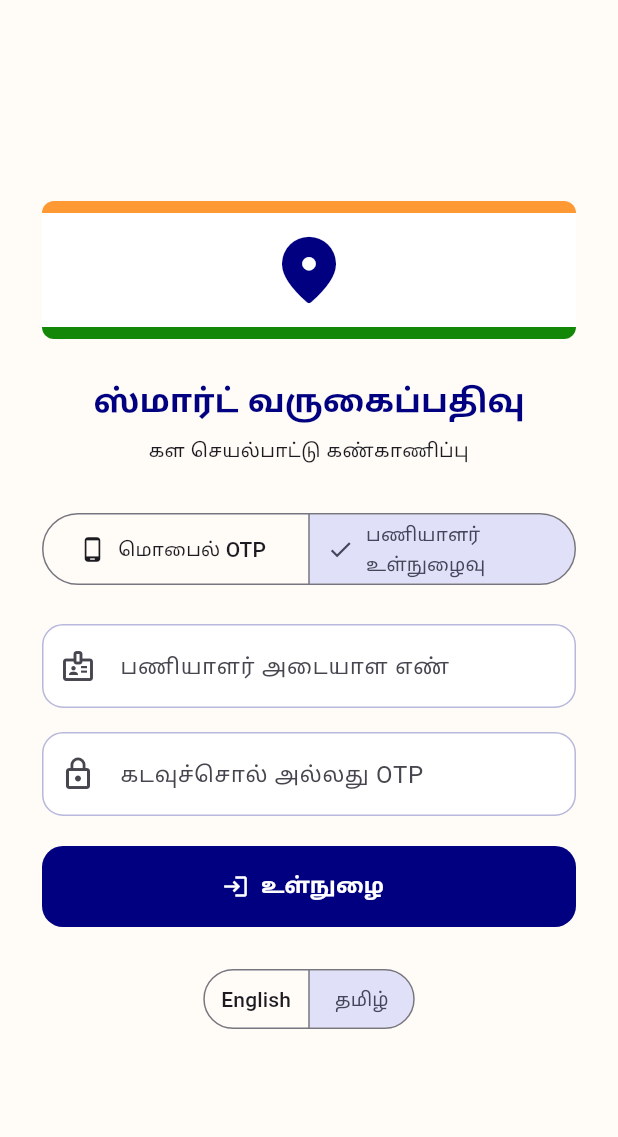
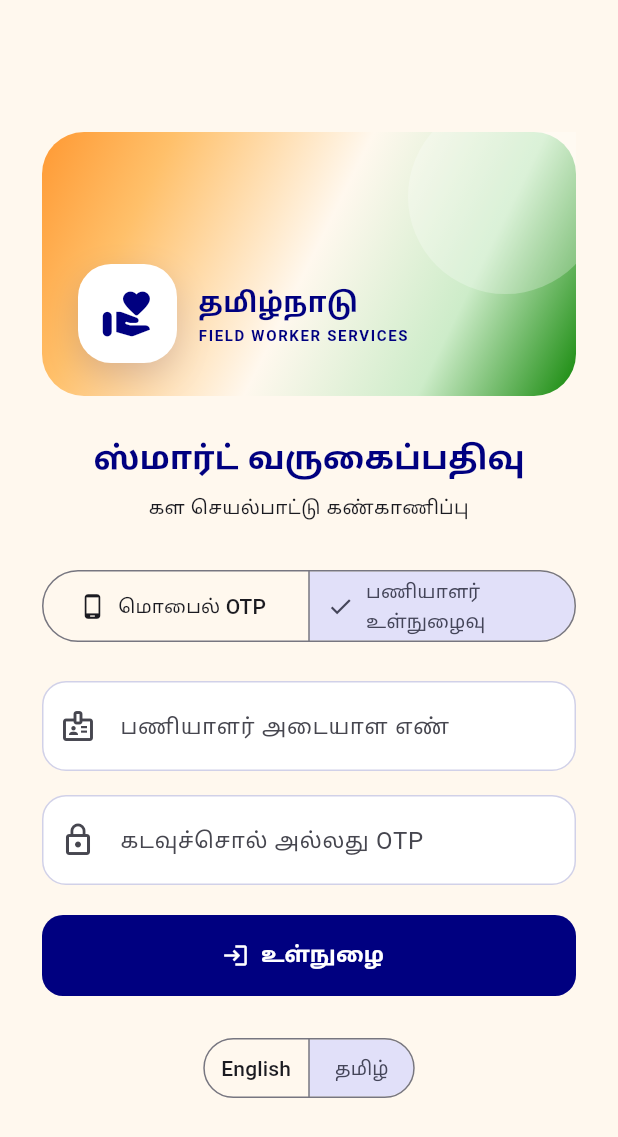
Before and after one commit to vinodha-l/Smart-Attendance-and-Field-Activity-Monitoring, a Flutter app: the screen it shows after launch, after a tap on "Employee login", after a tap on "தமிழ்", on a phone screen of 412 x 824 dp. Shown: the top 1137 px of the screen. Run offline on Flutter 3.47's test engine with Material 3 defaults, Android fonts, the phone set to English and light mode, and no system bars; our stand-ins replace connectivity_plus, geolocator, image_picker, shared_preferences, sqflite; accounts and stored records are empty; network calls fail.

Commit message:
design: refine Tamil Nadu service login

```diff
--- a/mobile-app/lib/core/app_theme.dart
+++ b/mobile-app/lib/core/app_theme.dart
@@ -8,8 +8,10 @@ class AppTheme {
   static const Color saffron = Color(0xFFFF9933);
   static const Color navy = Color(0xFF000080);
   static const Color indiaGreen = Color(0xFF138808);
+  static const Color cream = Color(0xFFFFF8EE);
+  static const Color ink = Color(0xFF172033);
   static const Color brand = navy;
-  static const Color surface = Color(0xFFFFFBF6);
+  static const Color surface = cream;
   static const Color positive = indiaGreen;
   static const Color warning = saffron;
 
@@ -36,9 +38,10 @@ class AppTheme {
     return theme.copyWith(
       appBarTheme: AppBarTheme(
         backgroundColor: scheme.surface,
-        foregroundColor: scheme.onSurface,
+        foregroundColor: ink,
         centerTitle: false,
-        elevation: 0,
+        elevation: 2,
+        shadowColor: navy.withValues(alpha: 0.08),
         scrolledUnderElevation: 2,
       ),
       cardTheme: CardThemeData(
@@ -68,10 +71,11 @@ class AppTheme {
         ),
       ),
       inputDecorationTheme: InputDecorationTheme(
-        border: OutlineInputBorder(borderRadius: BorderRadius.circular(14)),
+        contentPadding: const EdgeInsets.symmetric(horizontal: 18, vertical: 18),
+        border: OutlineInputBorder(borderRadius: BorderRadius.circular(16)),
         enabledBorder: OutlineInputBorder(
-          borderRadius: BorderRadius.circular(14),
-          borderSide: BorderSide(color: navy.withValues(alpha: 0.28)),
+          borderRadius: BorderRadius.circular(16),
+          borderSide: BorderSide(color: navy.withValues(alpha: 0.18)),
         ),
         filled: true,
         fillColor: Colors.white,
--- a/mobile-app/lib/screens/login_screen.dart
+++ b/mobile-app/lib/screens/login_screen.dart
@@ -224,25 +224,78 @@ class _LoginScreenState extends State<LoginScreen> {
 class _TricolourBanner extends StatelessWidget {
   const _TricolourBanner();
   @override
-  Widget build(BuildContext context) => Column(children: [
-        Container(
-            height: 8,
-            decoration: const BoxDecoration(
-                color: AppTheme.saffron,
-                borderRadius: BorderRadius.vertical(top: Radius.circular(12)))),
-        Container(
-            height: 76,
-            color: Colors.white,
-            alignment: Alignment.center,
-            child: const Icon(Icons.location_on_rounded,
-                size: 54, color: AppTheme.navy)),
-        Container(
-            height: 8,
-            decoration: const BoxDecoration(
-                color: AppTheme.indiaGreen,
-                borderRadius:
-                    BorderRadius.vertical(bottom: Radius.circular(12)))),
-      ]);
+  Widget build(BuildContext context) => Container(
+        height: 176,
+        decoration: BoxDecoration(
+          borderRadius: BorderRadius.circular(28),
+          gradient: const LinearGradient(
+            begin: Alignment.topLeft,
+            end: Alignment.bottomRight,
+            colors: [
+              AppTheme.saffron,
+              Color(0xFFFFC06A),
+              Color(0xFFFFF8EE),
+              Color(0xFFCDECC9),
+              AppTheme.indiaGreen,
+            ],
+            stops: [0, .20, .50, .76, 1],
+          ),
+        ),
+        child: Stack(children: [
+          Positioned(
+            right: -18,
+            top: -22,
+            child: Container(
+              width: 130,
+              height: 130,
+              decoration: BoxDecoration(
+                shape: BoxShape.circle,
+                color: Colors.white.withValues(alpha: .26),
+              ),
+            ),
+          ),
+          Positioned(
+            left: 24,
+            bottom: 22,
+            child: Row(children: [
+              Container(
+                width: 66,
+                height: 66,
+                decoration: BoxDecoration(
+                  color: Colors.white,
+                  borderRadius: BorderRadius.circular(22),
+                  boxShadow: [
+                    BoxShadow(
+                      color: AppTheme.navy.withValues(alpha: .14),
+                      blurRadius: 18,
+                      offset: const Offset(0, 8),
+                    ),
+                  ],
+                ),
+                child: const Icon(Icons.volunteer_activism_rounded,
+                    color: AppTheme.navy, size: 36),
+              ),
+              const SizedBox(width: 14),
+              const Column(
+                  crossAxisAlignment: CrossAxisAlignment.start,
+                  mainAxisSize: MainAxisSize.min,
+                  children: [
+                    Text('தமிழ்நாடு',
+                        style: TextStyle(
+                            fontSize: 20,
+                            fontWeight: FontWeight.w800,
+                            color: AppTheme.navy)),
+                    Text('FIELD WORKER SERVICES',
+                        style: TextStyle(
+                            fontSize: 10,
+                            letterSpacing: 1.1,
+                            fontWeight: FontWeight.w700,
+                            color: AppTheme.navy)),
+                  ]),
+            ]),
+          ),
+        ]),
+      );
 }
 
 String _failureMessage(AppLocalizations l10n, ApiException? failure) =>
```
